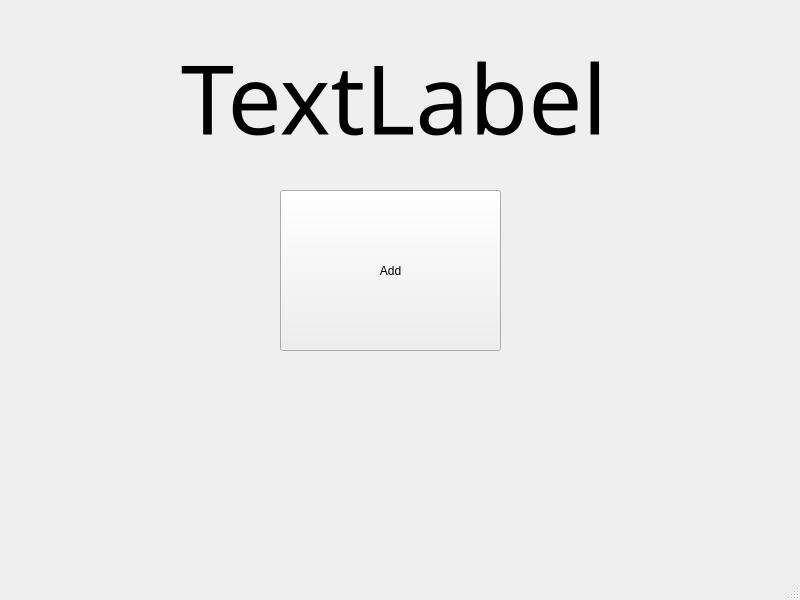
First picture: the form in mainwindow.ui, repository alexagneray/InterfaceComptage, before the edit.
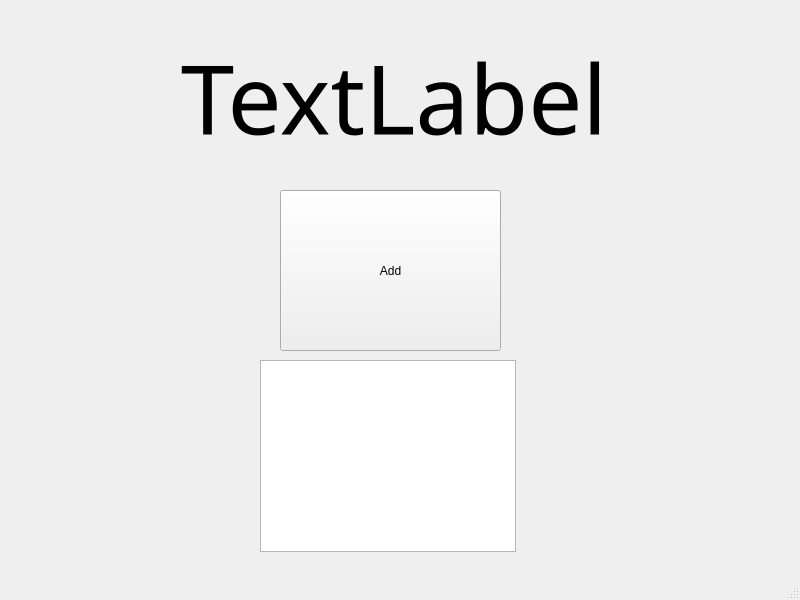
Second picture: the form after the edit.

```diff
--- a/mainwindow.ui
+++ b/mainwindow.ui
@@ -55,6 +55,16 @@
      <set>Qt::AlignmentFlag::AlignCenter</set>
     </property>
    </widget>
+   <widget class="QListView" name="listView">
+    <property name="geometry">
+     <rect>
+      <x>260</x>
+      <y>360</y>
+      <width>256</width>
+      <height>192</height>
+     </rect>
+    </property>
+   </widget>
   </widget>
   <widget class="QMenuBar" name="menubar">
    <property name="geometry">
```
